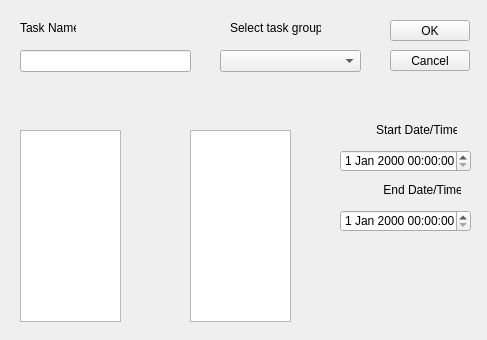
The window that Teeam/addtaskdialog.ui (lorenzo-arena/Teeam) describes before a commit, drawn with Qt 5.
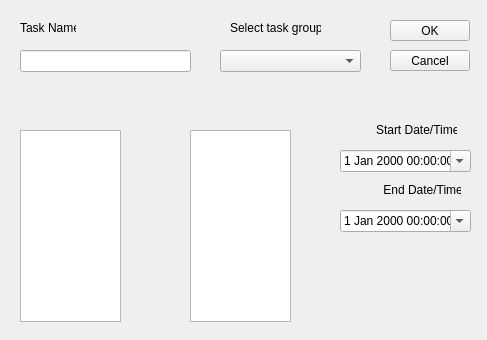
The same window after the commit. Icons and pictures are not drawn.

```diff
--- a/Teeam/addtaskdialog.ui
+++ b/Teeam/addtaskdialog.ui
@@ -77,6 +77,12 @@
      <height>22</height>
     </rect>
    </property>
+   <property name="locale">
+    <locale language="English" country="UnitedStates"/>
+   </property>
+   <property name="calendarPopup">
+    <bool>true</bool>
+   </property>
   </widget>
   <widget class="QDateTimeEdit" name="enddateTimeEdit">
    <property name="geometry">
@@ -87,6 +93,12 @@
      <height>22</height>
     </rect>
    </property>
+   <property name="locale">
+    <locale language="English" country="UnitedStates"/>
+   </property>
+   <property name="calendarPopup">
+    <bool>true</bool>
+   </property>
   </widget>
   <widget class="QListView" name="totalPeoplelistView">
    <property name="geometry">
```
